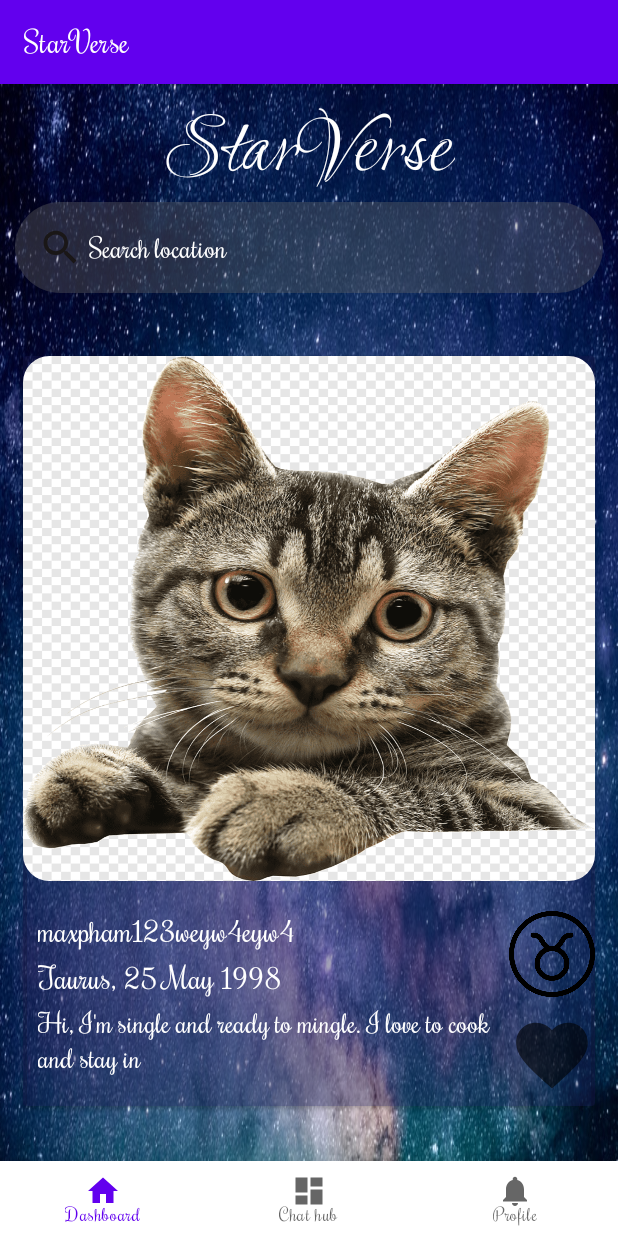
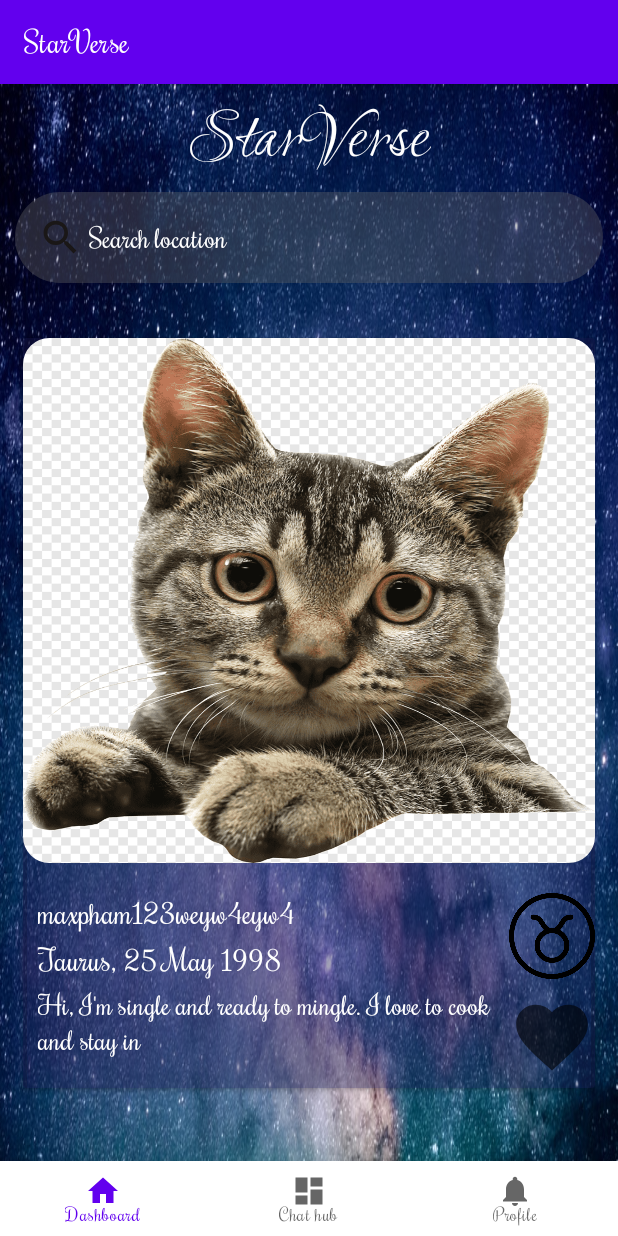
Before and after one commit to thaipham98/StarVerse, an Android app: the DashboardActivity screen opened directly, with no data from a screen before it, on a phone screen of 412 x 824 dp. Run offline under Robolectric (Android 15) with nearby library versions, the phone set to English and light mode, and no system bars; Roboto replaces fonts that are not available here.

```diff
--- a/app/src/main/java/com/example/starverse/MainActivity.java
+++ b/app/src/main/java/com/example/starverse/MainActivity.java
@@ -24,7 +24,8 @@ public class MainActivity extends AppCompatActivity {
         setContentView(R.layout.activity_main);
         DatabaseHandler databaseHandler = new DatabaseHandler(getApplicationContext());
 
-        DOB = findViewById(R.id.main_datePicker1);
+        DOB = (DatePicker) findViewById(R.id.main_datePicker1);
+        DOB.init(2011, 8, 2, null);
         start_button = findViewById(R.id.start);
 
         start_button.setOnClickListener(new View.OnClickListener() {
--- a/app/src/main/java/com/example/starverse/SignupActivity.java
+++ b/app/src/main/java/com/example/starverse/SignupActivity.java
@@ -57,7 +57,7 @@ public class SignupActivity extends AppCompatActivity {
                                 });
                             } else {
 
-                                openDashBoard(v);
+                                openCreateProfilePage(v);
                             }
                             myRoomDB.close();
                         }
--- a/app/src/main/res/drawable/radio_group_selector.xml
+++ b/app/src/main/res/drawable/radio_group_selector.xml
@@ -2,5 +2,5 @@
 <selector xmlns:android="http://schemas.android.com/apk/res/android">
     <item android:state_pressed="true" android:color="#ffffff"/>
     <item android:state_checked="true" android:color="#ffffff"/>
-    <item android:color="#00f"/>
+    <item android:color="#ffffff"/>
 </selector>
--- a/app/src/main/res/layout/activity_dashboard.xml
+++ b/app/src/main/res/layout/activity_dashboard.xml
@@ -16,7 +16,7 @@
 
         android:textAppearance="@style/TextAppearance.AppCompat.Body1"
         android:textColor="@android:color/white"
-        android:textSize="60dp"
+        android:textSize="50dp"
         app:layout_constraintBottom_toBottomOf="parent"
         app:layout_constraintLeft_toLeftOf="parent"
         app:layout_constraintRight_toRightOf="parent"
@@ -38,7 +38,7 @@
         app:layout_constraintLeft_toLeftOf="parent"
         app:layout_constraintRight_toRightOf="parent"
         app:layout_constraintTop_toTopOf="parent"
-        app:layout_constraintVertical_bias="0.1"
+        app:layout_constraintVertical_bias="0.09"
         />
 
     <androidx.cardview.widget.CardView
@@ -50,7 +50,7 @@
         app:layout_constraintLeft_toLeftOf="parent"
         app:layout_constraintRight_toRightOf="parent"
         app:layout_constraintTop_toTopOf="parent"
-        app:layout_constraintVertical_bias="0.7">
+        app:layout_constraintVertical_bias="0.65">
 
         <LinearLayout
             android:layout_width="match_parent"
```
Also changed, not shown: app/src/main/res/layout/activity_create_profile.xml (+2 -6 lines).
